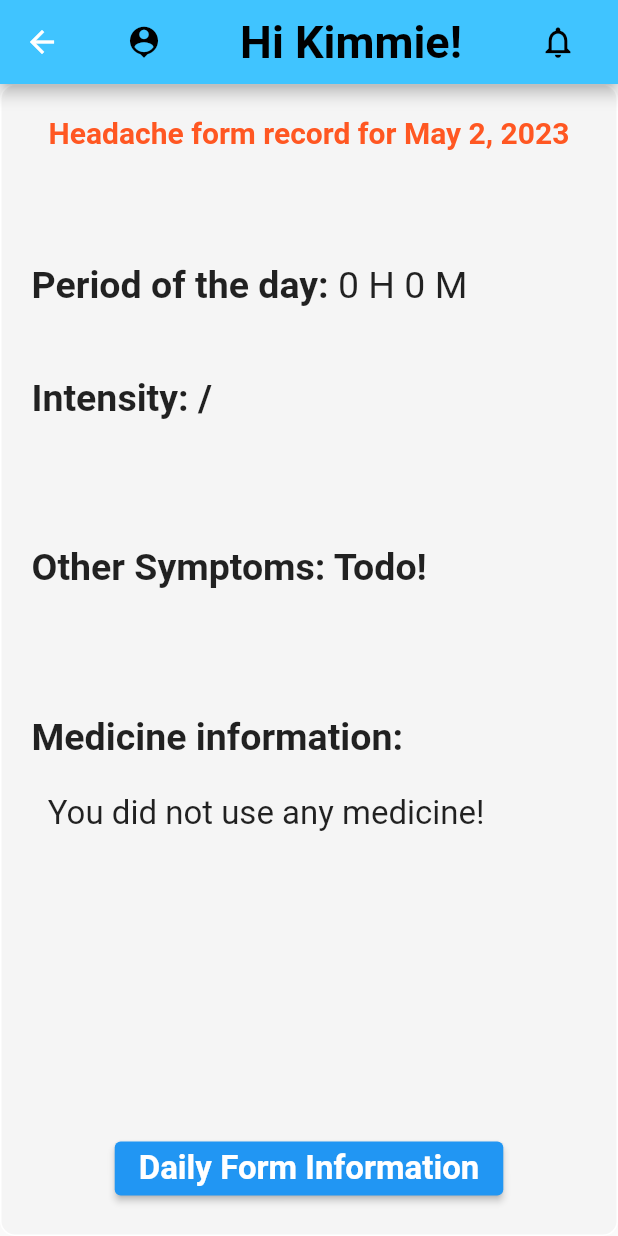
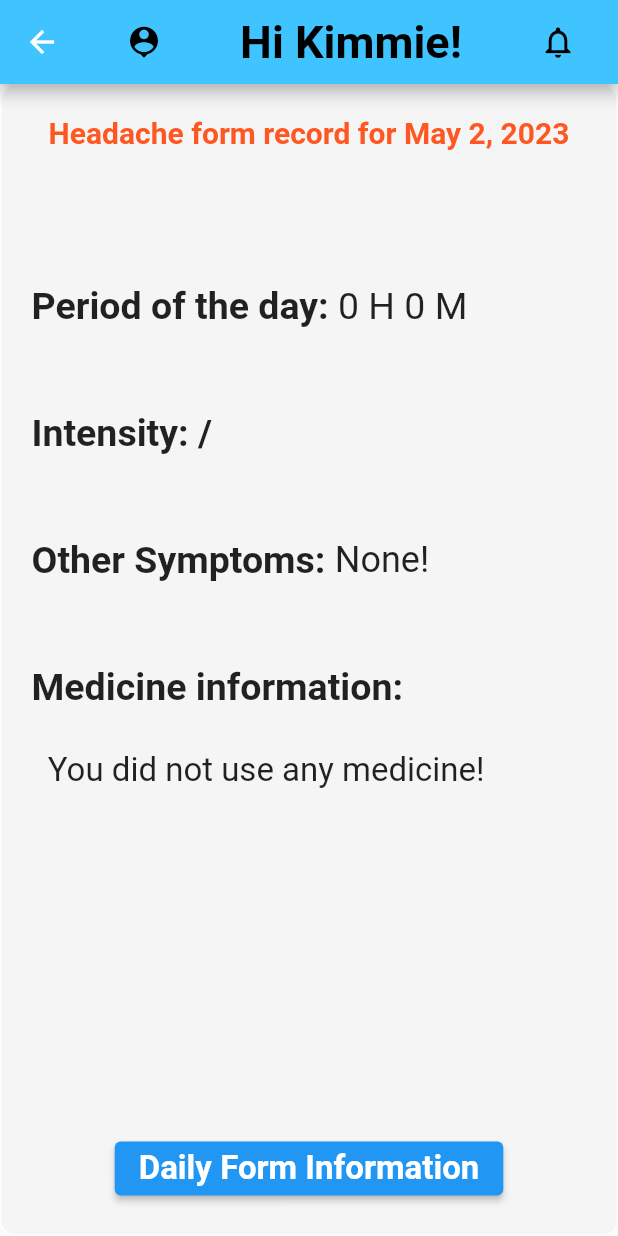
Before and after one commit to Catacity/HeadacheTracker, a Flutter app: the HeadacheInfoPage screen opened directly with empty values, on a phone screen of 412 x 824 dp. Run offline on Flutter 3.47's test engine with Material 2 defaults, Android fonts, the light colour scheme and no system bars; our stand-ins replace flutter_heatmap_calendar, fluttertoast, image_picker, shared_preferences, sqflite and 1 more; missing offline and left inert: dart:ffi; accounts and stored records are empty; Roboto replaces fonts that are missing (handrawn).

Commit message:
Fixed Expanded bug for the headache form detail page

```diff
--- a/lib/pages/calendar_detailed_page_headache.dart
+++ b/lib/pages/calendar_detailed_page_headache.dart
@@ -194,7 +194,7 @@ class _HeadacheInfoPageState extends State<HeadacheInfoPage> {
     String intensityText = intensityRange[intensityLV];
 
     // Todo: Other symptoms
-
+    String symptomText = "";
     var medText = medicineTexts(headacheQueryResult);
 
     return Scaffold(
@@ -205,7 +205,11 @@ class _HeadacheInfoPageState extends State<HeadacheInfoPage> {
             border: Border.all(color: Colors.white),
             borderRadius: BorderRadius.circular(10.0),
           ),
-          child: Expanded(child: Padding(
+          child: Flex(
+            direction: Axis.vertical,
+            children: [Flexible(
+              fit: FlexFit.tight,
+              child: Padding(
                 padding: EdgeInsets.all(20),
                 child: Column(
                 // mainAxisAlignment: MainAxisAlignment.spaceBetween,
@@ -259,38 +263,45 @@ class _HeadacheInfoPageState extends State<HeadacheInfoPage> {
                       ],
                     ),),
                   Expanded(
-                      flex: 2,
-                      child:Row(
+                    flex: 1,
+                    child: Row(
                       children: [
                         Text(
-                            'Other Symptoms: Todo!',
+                          'Other Symptoms: ',
                           style: TextStyle(fontSize: 25, fontWeight: FontWeight.bold),
                         ),
-                          // Expanded(
-                          //   child: Column(
-                          //     crossAxisAlignment: CrossAxisAlignment.start,
-                          //     children: [
-                          //       GestureDetector(
-                          //         onTap: getImage,
-                          //         child: Container(
-                          //           height: 50,
-                          //           width: 50,
-                          //           decoration: BoxDecoration(
-                          //             color: Colors.grey.shade300,
-                          //             border: Border.all(color: Colors.black),
-                          //           ),
-                          //           child: _image == null
-                          //               ? Icon(Icons.image)
-                          //               : Image.file(_image!),
-                          //         ),
-                          //       ),
-                          //       SizedBox(height: 10),
-                          //
-                          //     ],
-                          //   ),
-                          // ),
+                        if (symptomText.length > 0)
+                          ElevatedButton(
+                            child: Text("Show Symptoms"),
+                            onPressed: () {
+                              showDialog(
+                                context: context,
+                                builder: (context) {
+                                  return AlertDialog(
+                                    title: Text("Symptoms recorded"),
+                                    content: Text(symptomText),
+                                    actions: <Widget>[
+                                      TextButton(
+                                        onPressed: () {
+                                          Navigator.of(context).pop();
+                                        },
+                                        child: Text("Close"),
+                                      ),
                                     ],
-                      ),),
+                                  );
+                                },
+                              );
+                            },
+                          ),
+                        if (symptomText.length == 0)
+                          Text(
+                            "None!",
+                            style: TextStyle(fontSize: 24),
+                          ),
+                      ],
+                    ),
+
+                    ),
                   Expanded(
                     flex: 1,
                     child: Row(
@@ -406,8 +417,26 @@ class _HeadacheInfoPageState extends State<HeadacheInfoPage> {
                 ],
               ),
             ),
+            ),
+            ],
           )
         )
     );
   }
 }
+
+// showDialog(
+// context: context,
+// builder: (context) => AlertDialog(
+// title: Text("Headache Levels"),
+// content: Text(
+// "Mild means .. \n\nModerate means .. \n\nStrong means .. \n\nIntense means ..",
+// ),
+// actions: [
+// TextButton(
+// child: Text("OK"),
+// onPressed: () => Navigator.pop(context),
+// ),
+// ],
+// )
+// );
```
Lines whose indentation alone changed are shown as unchanged.
